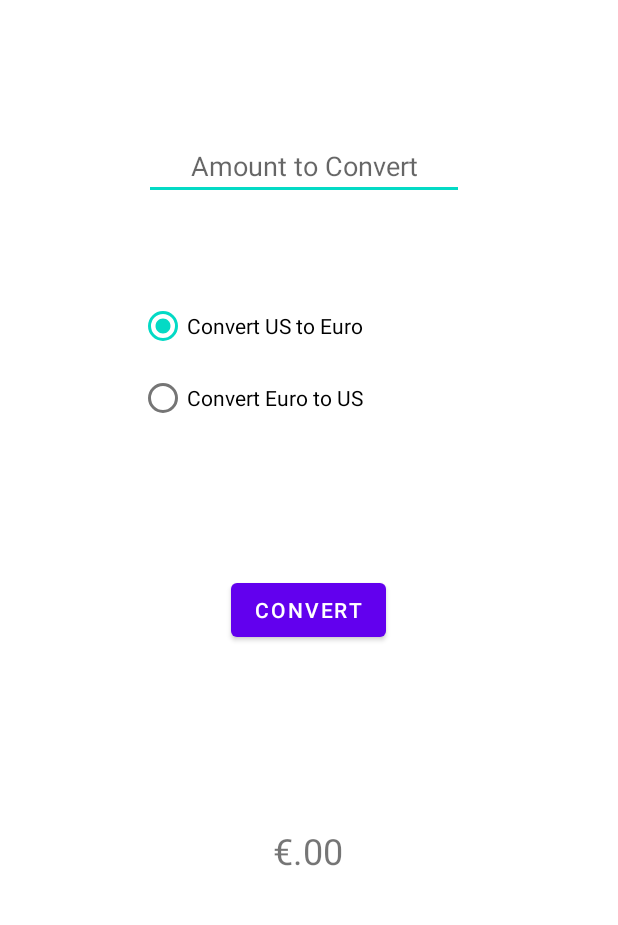
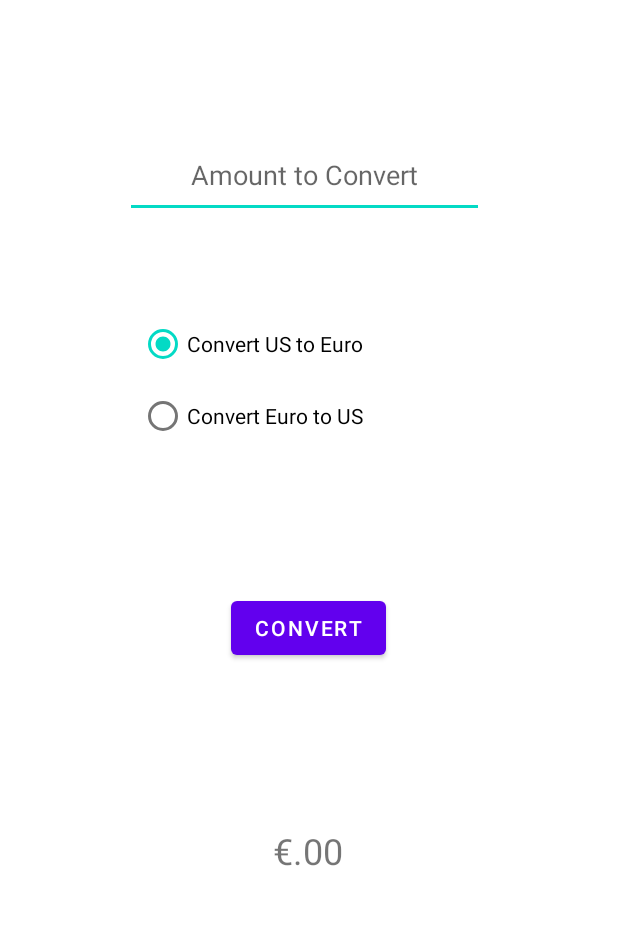
Before and after one commit to MrKearns/MAD-105_Currency_Converter, an Android app: the screen it shows after launch (MainActivity), after a tap on "CONVERT", on a phone screen of 412 x 824 dp, the part 237-1162 px from its top. Run offline under Robolectric (Android 15) with nearby library versions, the phone set to English and light mode, and no system bars; 1 statement that could not run was skipped.

Commit message:
small fixes

```diff
--- a/app/src/main/java/com/example/mad_105currencyconverter/MainActivity.kt
+++ b/app/src/main/java/com/example/mad_105currencyconverter/MainActivity.kt
@@ -2,6 +2,7 @@ package com.example.mad_105currencyconverter
 
 import androidx.appcompat.app.AppCompatActivity
 import android.os.Bundle
+import android.text.TextUtils
 import android.widget.Button
 import android.widget.EditText
 import android.widget.RadioButton
@@ -14,20 +15,23 @@ class MainActivity : AppCompatActivity() {
         super.onCreate(savedInstanceState)
         setContentView(R.layout.activity_main)
 
-        val convertCurency = findViewById<EditText>(R.id.idConvert)
+        val convertCurrency = findViewById<EditText>(R.id.idConvert)
         val rbUStoEU = findViewById<RadioButton>(R.id.idRadioBtnUStoEU)
         val rbEUtoUS = findViewById<RadioButton>(R.id.idRadioBtnEutoUS)
         val txtResult = findViewById<TextView>(R.id.idResult)
         val convertButton = findViewById<Button>(R.id.idConvertButton)
 
         convertButton.setOnClickListener {
+
+
             val moneyPattern = DecimalFormat("###,####.00")
-            val doubleCurrency = convertCurency.text.toString().toDouble()
+            val stringCurrency = convertCurrency.text.toString()
+            val doubleCurrency = convertCurrency.text.toString().toDouble()
             val conversionRate = 0.91
             var convertNum: Double?
 
 
-            if (rbUStoEU.isChecked) {
+           if (rbUStoEU.isChecked) {
                 if (doubleCurrency < 10000) {
                     convertNum = doubleCurrency * conversionRate
                     txtResult.text = "€" + moneyPattern.format(convertNum)
@@ -40,7 +44,7 @@ class MainActivity : AppCompatActivity() {
             }
 
 
-            if (rbEUtoUS.isChecked) {
+           if (rbEUtoUS.isChecked) {
                 if (doubleCurrency < 10000) {
                     convertNum = doubleCurrency / conversionRate
                     txtResult.text = "$" + moneyPattern.format(convertNum)
--- a/app/src/main/res/layout/activity_main.xml
+++ b/app/src/main/res/layout/activity_main.xml
@@ -23,10 +23,9 @@
 
     <EditText
         android:id="@+id/idConvert"
-        android:layout_width="wrap_content"
-        android:layout_height="wrap_content"
+        android:layout_width="239dp"
+        android:layout_height="57dp"
         android:layout_marginTop="88dp"
-        android:editable="true"
         android:ems="10"
         android:gravity="center_horizontal|center_vertical"
         android:hint="@string/hint"
```
